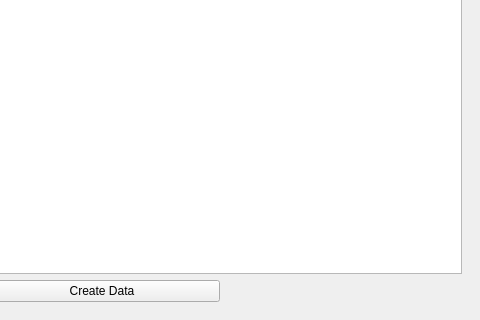
Qt form frontend_test.ui (pietrocarbone2002-cmd/Project---Random-Data-Analysis) before a commit; both pictures show x 536 to 1016 and y 327 to 647 of the 1016 by 647 pixel window.
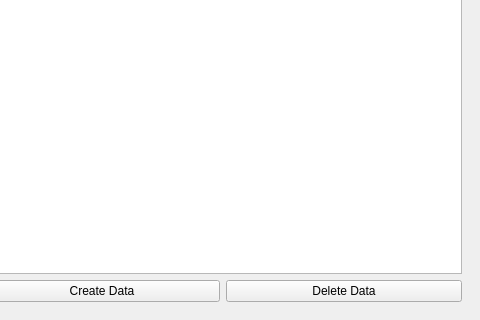
The same form after that commit.

```diff
--- a/frontend_test.ui
+++ b/frontend_test.ui
@@ -57,6 +57,13 @@
          </property>
         </widget>
        </item>
+       <item row="1" column="1">
+        <widget class="QPushButton" name="delete_data">
+         <property name="text">
+          <string>Delete Data</string>
+         </property>
+        </widget>
+       </item>
       </layout>
      </widget>
     </item>
```
